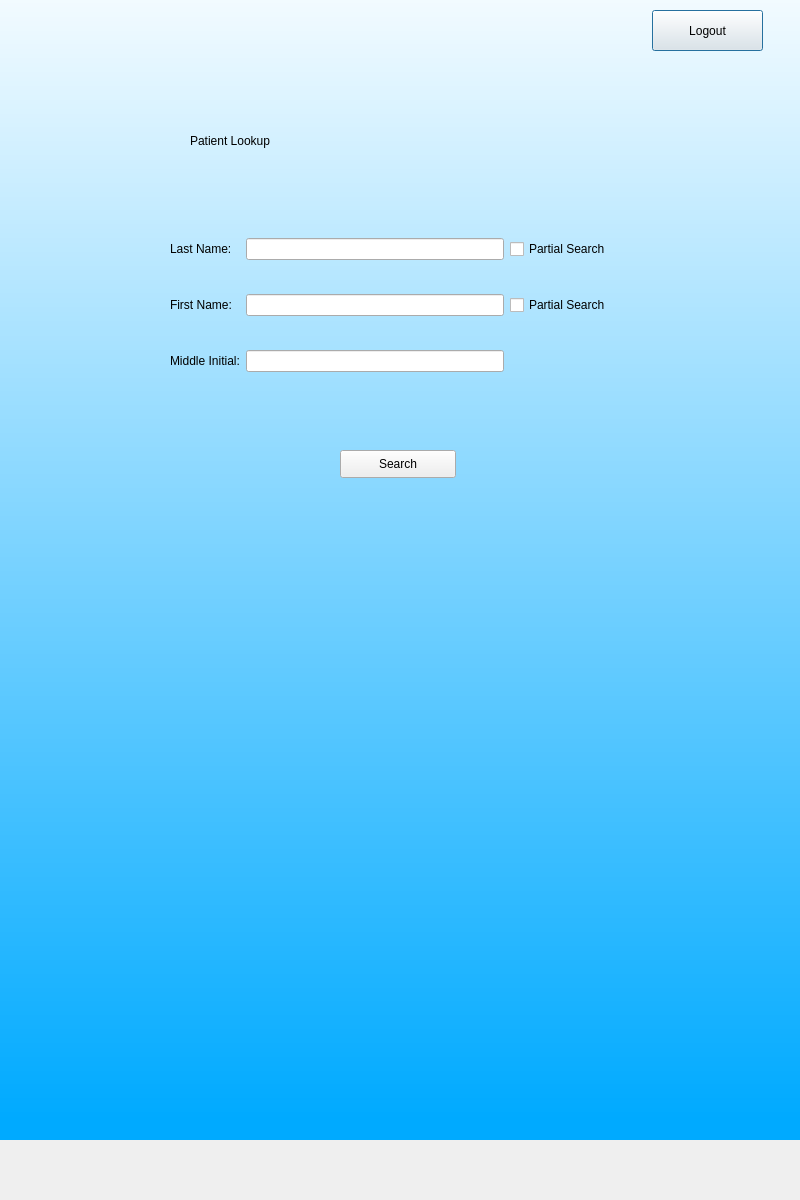
AlexHarbaugh1/CS499, file patientsearch.ui: the form before one commit.
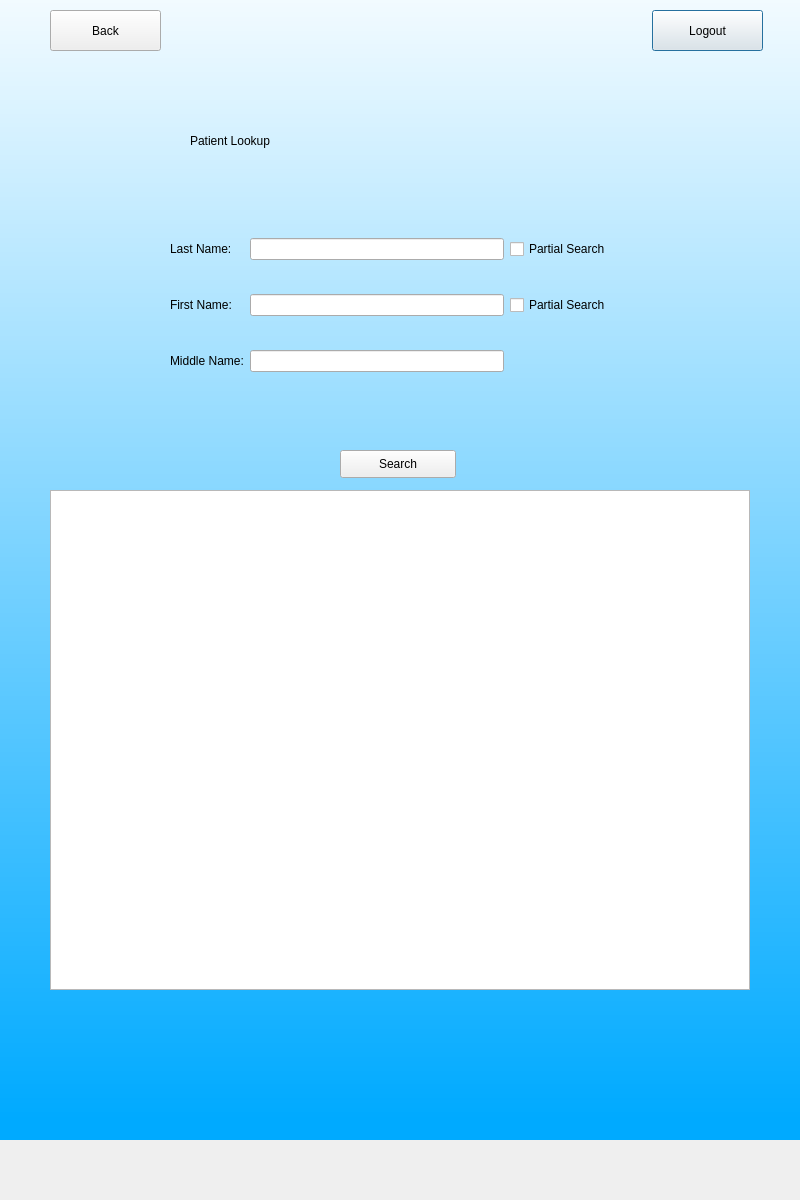
The form after the commit.

```diff
--- a/patientsearch.ui
+++ b/patientsearch.ui
@@ -55,6 +55,19 @@
      <string>Logout</string>
     </property>
    </widget>
+   <widget class="QPushButton" name="backButton">
+    <property name="geometry">
+     <rect>
+      <x>50</x>
+      <y>70</y>
+      <width>111</width>
+      <height>41</height>
+     </rect>
+    </property>
+    <property name="text">
+     <string>Back</string>
+    </property>
+   </widget>
    <widget class="QLabel" name="error">
     <property name="geometry">
      <rect>
@@ -113,7 +126,7 @@
         <string notr="true">font: 14pt &quot;MS Shell Dlg 2&quot;;</string>
        </property>
        <property name="text">
-        <string>Middle Initial:</string>
+        <string>Middle Name:</string>
        </property>
       </widget>
      </item>
@@ -149,6 +162,16 @@
      <string>Search</string>
     </property>
    </widget>
+   <widget class="QTableWidget" name="resultsTable">
+    <property name="geometry">
+     <rect>
+      <x>50</x>
+      <y>550</y>
+      <width>700</width>
+      <height>500</height>
+     </rect>
+    </property>
+   </widget>
   </widget>
  </widget>
  <resources/>
```
Left out of the diff: 2 changed lines with no effect on the pictures.
